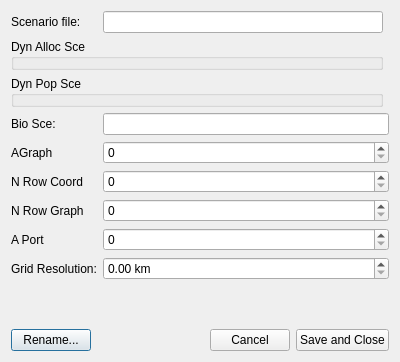
First picture: the form in qtgui/scenariodialog.ui, repository frabas/DISPLACE_GUI, before the edit.
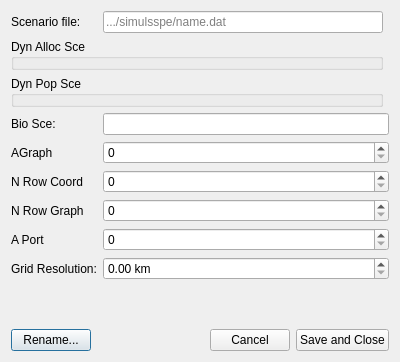
Second picture: the form after the edit.

Commit message: Path building fixed. Scenario dialog adjusted.

What changed in the file:
```diff
--- a/qtgui/scenariodialog.ui
+++ b/qtgui/scenariodialog.ui
@@ -159,7 +159,11 @@
     </widget>
    </item>
    <item row="2" column="1">
-    <widget class="QLineEdit" name="scenarioPath"/>
+    <widget class="QLineEdit" name="scenarioPath">
+     <property name="placeholderText">
+      <string>.../simulsspe/name.dat</string>
+     </property>
+    </widget>
    </item>
    <item row="4" column="0" colspan="2">
     <widget class="QGroupBox" name="group_dyn_pop_sce">
```
The commit also changes 3 other files.
